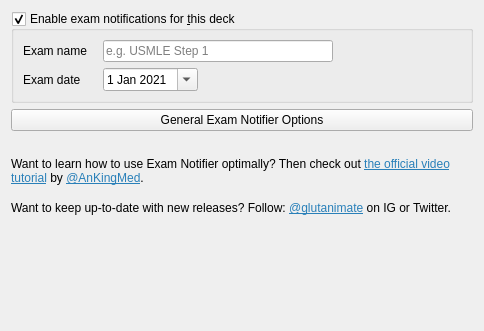
Qt form designer/deckconf_exam_tab.ui (AnKing-VIP/exam-notifier) before a commit.
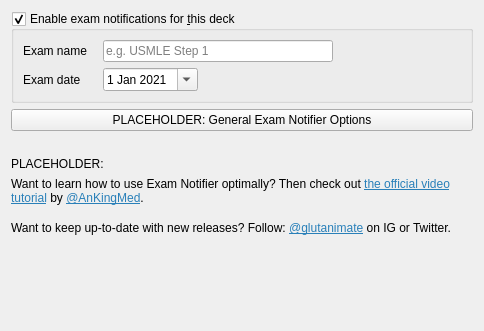
The same form after that commit.

Commit message: Explicitly mark placeholder widgets as placeholder

Patch:
```diff
--- a/designer/deckconf_exam_tab.ui
+++ b/designer/deckconf_exam_tab.ui
@@ -115,7 +115,7 @@
      <item>
       <widget class="QPushButton" name="pushButton">
        <property name="text">
-        <string>General Exam Notifier Options</string>
+        <string>PLACEHOLDER: General Exam Notifier Options</string>
        </property>
       </widget>
      </item>
@@ -137,6 +137,13 @@
      </property>
     </spacer>
    </item>
+   <item>
+    <widget class="QLabel" name="label_5">
+     <property name="text">
+      <string>PLACEHOLDER:</string>
+     </property>
+    </widget>
+   </item>
    <item>
     <widget class="QLabel" name="label_3">
      <property name="text">
```
